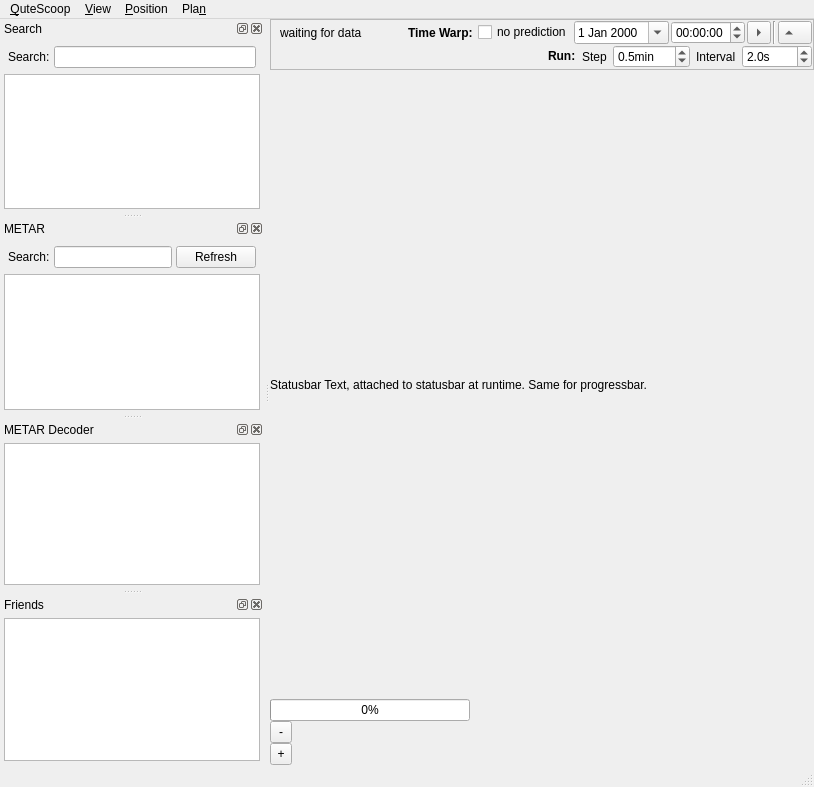
qutescoop/qutescoop, file trunk/QuteScoop/src/MainWindow.ui: the form before one commit.
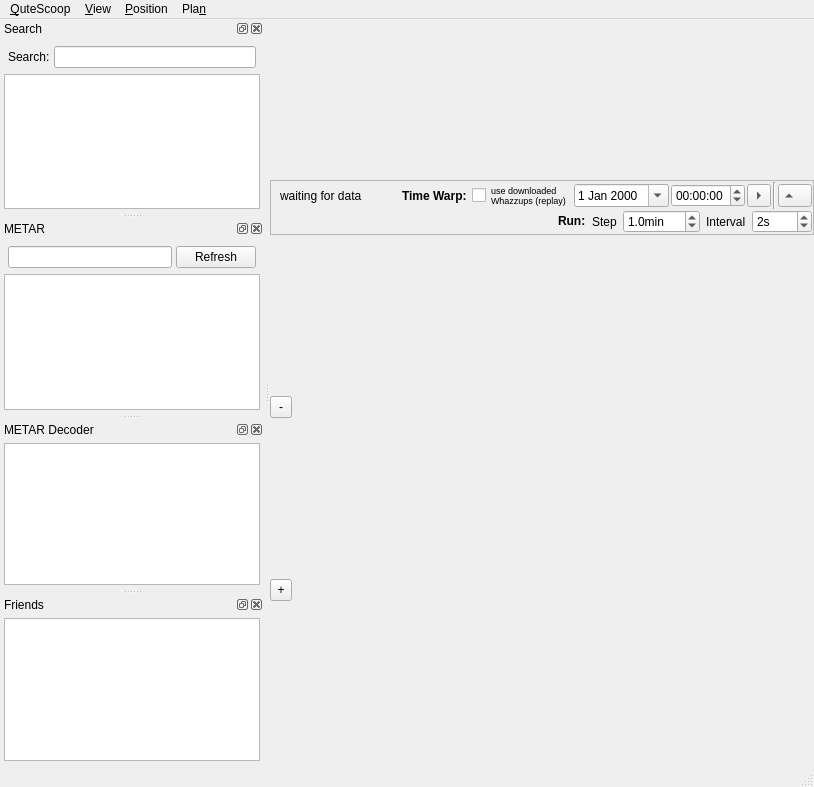
The form after the commit.

```diff
--- a/trunk/QuteScoop/src/MainWindow.ui
+++ b/trunk/QuteScoop/src/MainWindow.ui
@@ -87,12 +87,18 @@
           </widget>
          </item>
          <item>
-          <widget class="QCheckBox" name="cbNoPredict">
+          <widget class="QCheckBox" name="cbUseDownloaded">
+           <property name="font">
+            <font>
+             <pointsize>7</pointsize>
+            </font>
+           </property>
            <property name="toolTip">
             <string>Use only WhazzUp data from &quot;/downloaded&quot; directory. If unchecked, adds predictions for planes and controllers via flightplan data and controller bookings. If checked, only date/time from downloaded WhazzUps are selectable.</string>
            </property>
            <property name="text">
-            <string>no prediction</string>
+            <string>use downloaded
+Whazzups (replay)</string>
            </property>
           </widget>
          </item>
@@ -246,11 +252,14 @@
             <property name="minimum">
              <double>0.000000000000000</double>
             </property>
+            <property name="maximum">
+             <double>120.000000000000000</double>
+            </property>
             <property name="singleStep">
              <double>0.500000000000000</double>
             </property>
             <property name="value">
-             <double>0.500000000000000</double>
+             <double>1.000000000000000</double>
             </property>
            </widget>
           </item>
@@ -273,7 +282,10 @@
              <string>s</string>
             </property>
             <property name="decimals">
-             <number>1</number>
+             <number>0</number>
+            </property>
+            <property name="minimum">
+             <double>1.000000000000000</double>
             </property>
             <property name="maximum">
              <double>1000.000000000000000</double>
@@ -292,26 +304,6 @@
       </layout>
      </widget>
     </item>
-    <item>
-     <widget class="QLabel" name="lblStatus">
-      <property name="text">
-       <string>Statusbar Text, attached to statusbar at runtime. Same for progressbar.</string>
-      </property>
-     </widget>
-    </item>
-    <item>
-     <widget class="QProgressBar" name="progressBar">
-      <property name="maximumSize">
-       <size>
-        <width>200</width>
-        <height>16777215</height>
-       </size>
-      </property>
-      <property name="value">
-       <number>0</number>
-      </property>
-     </widget>
-    </item>
     <item>
      <widget class="QToolButton" name="tbZoomOut">
       <property name="minimumSize">
@@ -584,16 +576,6 @@
        <property name="margin">
         <number>4</number>
        </property>
-       <item>
-        <widget class="QLabel" name="label_2">
-         <property name="text">
-          <string>Search:</string>
-         </property>
-         <property name="buddy">
-          <cstring>metarEdit</cstring>
-         </property>
-        </widget>
-       </item>
        <item>
         <widget class="QLineEdit" name="metarEdit">
          <property name="toolTip">
```
Left out of the diff: 138 changed lines with no effect on the pictures.
